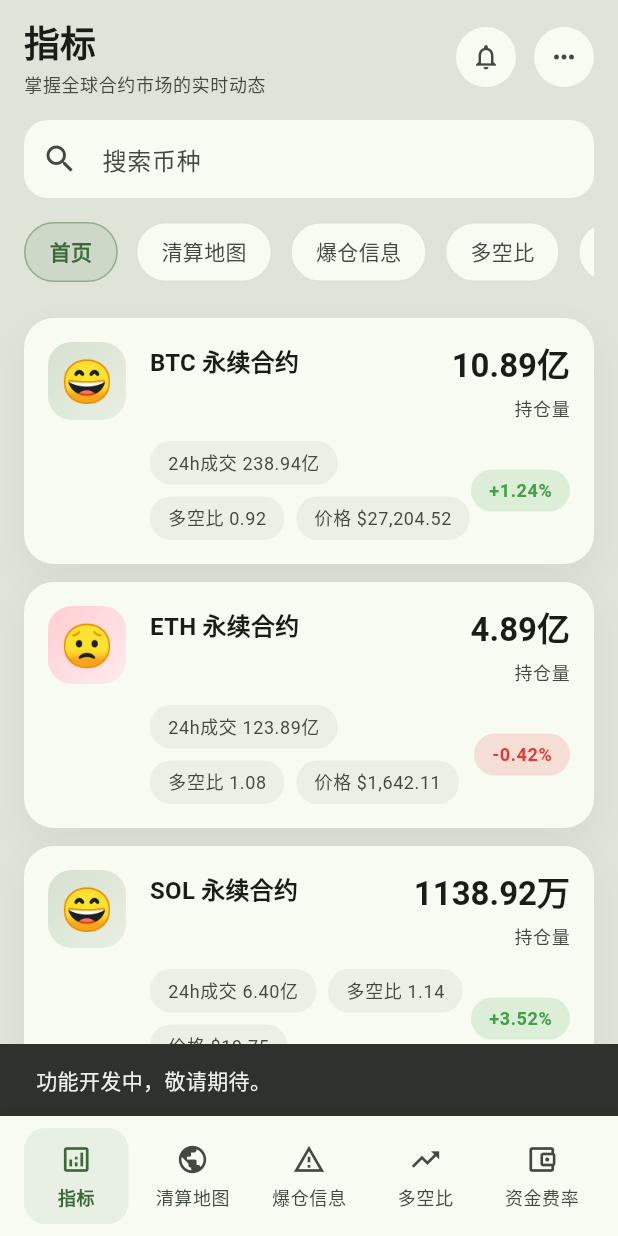
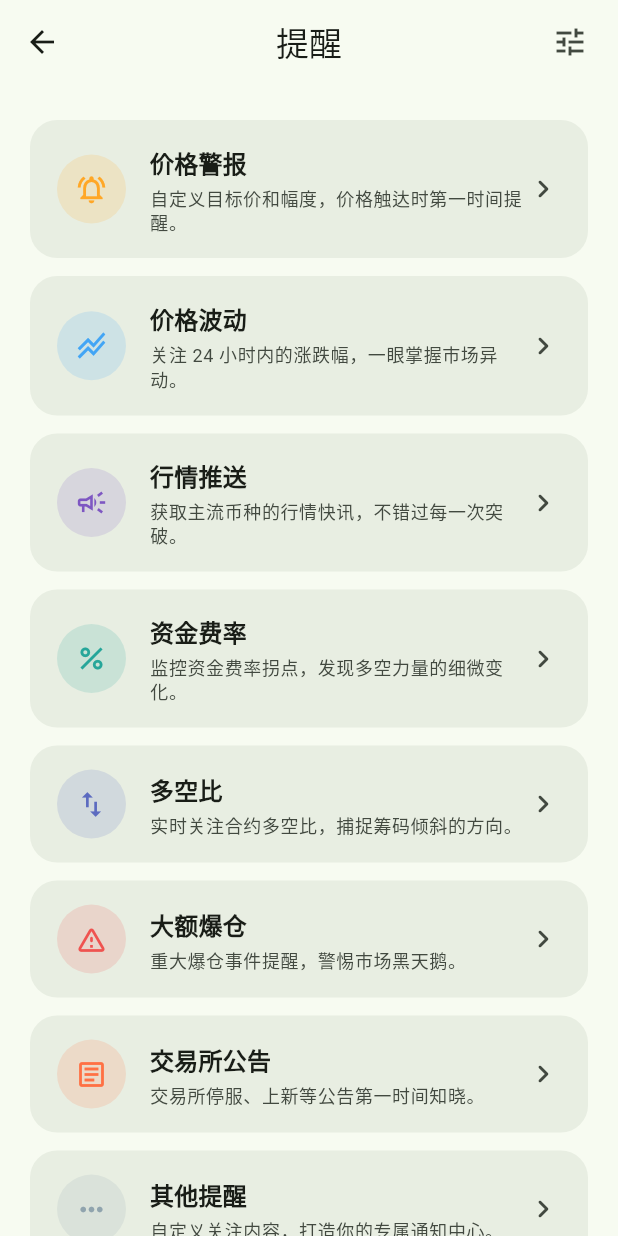
Before and after one commit to lyf-yuanyou/flutter_coinglass, a Flutter app: the screen it shows after launch, after a tap on the "notifications none" icon, on a phone screen of 412 x 824 dp. Run offline on Flutter 3.47's test engine with Material 3 defaults, Android fonts, the phone set to English and light mode, and no system bars; network calls fail.

Commit message:
Add reminder screen and wire notification button

```diff
--- a/lib/src/presentation/home_screen.dart
+++ b/lib/src/presentation/home_screen.dart
@@ -3,6 +3,7 @@ import 'package:intl/intl.dart';
 
 import '../data/coinglass_api.dart';
 import '../data/models.dart';
+import 'reminder_screen.dart';
 import 'widgets/custom_bottom_nav_bar.dart';
 
 const List<String> _categoryLabels = <String>[
@@ -72,6 +73,14 @@ class _HomeScreenState extends State<HomeScreen> {
       ..showSnackBar(
         const SnackBar(content: Text('功能开发中，敬请期待。')),
       );
+  }
+
+  void _openReminderCenter() {
+    Navigator.of(context).push(
+      MaterialPageRoute<void>(
+        builder: (context) => const ReminderScreen(),
+      ),
+    );
   }
 
   String _formatLargeNumber(double value) {
@@ -157,7 +166,7 @@ class _HomeScreenState extends State<HomeScreen> {
               children: <Widget>[
                 const SizedBox(height: 12),
                 _HomeHeader(
-                  onNotificationTap: _showComingSoon,
+                  onNotificationTap: _openReminderCenter,
                   onMoreTap: _showComingSoon,
                 ),
                 const SizedBox(height: 16),
--- /dev/null
+++ b/lib/src/presentation/reminder_screen.dart
@@ -0,0 +1,175 @@
+import 'package:flutter/material.dart';
+
+class ReminderScreen extends StatelessWidget {
+  const ReminderScreen({super.key});
+
+  static const List<_ReminderCategory> _categories = <_ReminderCategory>[
+    _ReminderCategory(
+      title: '价格警报',
+      description: '自定义目标价和幅度，价格触达时第一时间提醒。',
+      icon: Icons.notifications_active_outlined,
+      accentColor: Color(0xFFFFA726),
+    ),
+    _ReminderCategory(
+      title: '价格波动',
+      description: '关注 24 小时内的涨跌幅，一眼掌握市场异动。',
+      icon: Icons.stacked_line_chart,
+      accentColor: Color(0xFF42A5F5),
+    ),
+    _ReminderCategory(
+      title: '行情推送',
+      description: '获取主流币种的行情快讯，不错过每一次突破。',
+      icon: Icons.campaign_outlined,
+      accentColor: Color(0xFF7E57C2),
+    ),
+    _ReminderCategory(
+      title: '资金费率',
+      description: '监控资金费率拐点，发现多空力量的细微变化。',
+      icon: Icons.percent,
+      accentColor: Color(0xFF26A69A),
+    ),
+    _ReminderCategory(
+      title: '多空比',
+      description: '实时关注合约多空比，捕捉筹码倾斜的方向。',
+      icon: Icons.swap_vert,
+      accentColor: Color(0xFF5C6BC0),
+    ),
+    _ReminderCategory(
+      title: '大额爆仓',
+      description: '重大爆仓事件提醒，警惕市场黑天鹅。',
+      icon: Icons.warning_amber_rounded,
+      accentColor: Color(0xFFEF5350),
+    ),
+    _ReminderCategory(
+      title: '交易所公告',
+      description: '交易所停服、上新等公告第一时间知晓。',
+      icon: Icons.article_outlined,
+      accentColor: Color(0xFFFF7043),
+    ),
+    _ReminderCategory(
+      title: '其他提醒',
+      description: '自定义关注内容，打造你的专属通知中心。',
+      icon: Icons.more_horiz,
+      accentColor: Color(0xFF90A4AE),
+    ),
+  ];
+
+  @override
+  Widget build(BuildContext context) {
+    final theme = Theme.of(context);
+    final Color background = theme.colorScheme.surface;
+    return Scaffold(
+      backgroundColor: background,
+      appBar: AppBar(
+        titleSpacing: 0,
+        title: const Text('提醒'),
+        actions: <Widget>[
+          IconButton(
+            onPressed: () {},
+            icon: const Icon(Icons.tune_outlined),
+            tooltip: '提醒管理',
+          ),
+          const SizedBox(width: 8),
+        ],
+      ),
+      body: SafeArea(
+        child: ListView.separated(
+          padding: const EdgeInsets.symmetric(horizontal: 20, vertical: 24),
+          itemCount: _categories.length,
+          itemBuilder: (context, index) {
+            final category = _categories[index];
+            return _ReminderTile(category: category);
+          },
+          separatorBuilder: (context, index) => const SizedBox(height: 12),
+        ),
+      ),
+    );
+  }
+}
+
+class _ReminderTile extends StatelessWidget {
+  const _ReminderTile({required this.category});
+
+  final _ReminderCategory category;
+
+  @override
+  Widget build(BuildContext context) {
+    final theme = Theme.of(context);
+    final Color containerColor = theme.colorScheme.surfaceVariant.withOpacity(
+      theme.brightness == Brightness.dark ? 0.35 : 0.6,
+    );
+    final Color descriptionColor = theme.colorScheme.onSurfaceVariant;
+
+    return Material(
+      color: Colors.transparent,
+      child: InkWell(
+        borderRadius: BorderRadius.circular(18),
+        onTap: () {},
+        child: Container(
+          decoration: BoxDecoration(
+            color: containerColor,
+            borderRadius: BorderRadius.circular(18),
+          ),
+          padding: const EdgeInsets.symmetric(horizontal: 18, vertical: 16),
+          child: Row(
+            crossAxisAlignment: CrossAxisAlignment.center,
+            children: <Widget>[
+              Container(
+                decoration: BoxDecoration(
+                  color: category.accentColor.withOpacity(0.16),
+                  shape: BoxShape.circle,
+                ),
+                padding: const EdgeInsets.all(12),
+                child: Icon(
+                  category.icon,
+                  size: 22,
+                  color: category.accentColor,
+                ),
+              ),
+              const SizedBox(width: 16),
+              Expanded(
+                child: Column(
+                  crossAxisAlignment: CrossAxisAlignment.start,
+                  mainAxisAlignment: MainAxisAlignment.center,
+                  children: <Widget>[
+                    Text(
+                      category.title,
+                      style: theme.textTheme.titleMedium?.copyWith(
+                        fontWeight: FontWeight.w600,
+                      ),
+                    ),
+                    const SizedBox(height: 4),
+                    Text(
+                      category.description,
+                      style: theme.textTheme.bodySmall?.copyWith(
+                        color: descriptionColor,
+                      ),
+                    ),
+                  ],
+                ),
+              ),
+              Icon(
+                Icons.chevron_right_rounded,
+                color: descriptionColor,
+              ),
+            ],
+          ),
+        ),
+      ),
+    );
+  }
+}
+
+class _ReminderCategory {
+  const _ReminderCategory({
+    required this.title,
+    required this.description,
+    required this.icon,
+    required this.accentColor,
+  });
+
+  final String title;
+  final String description;
+  final IconData icon;
+  final Color accentColor;
+}
```
